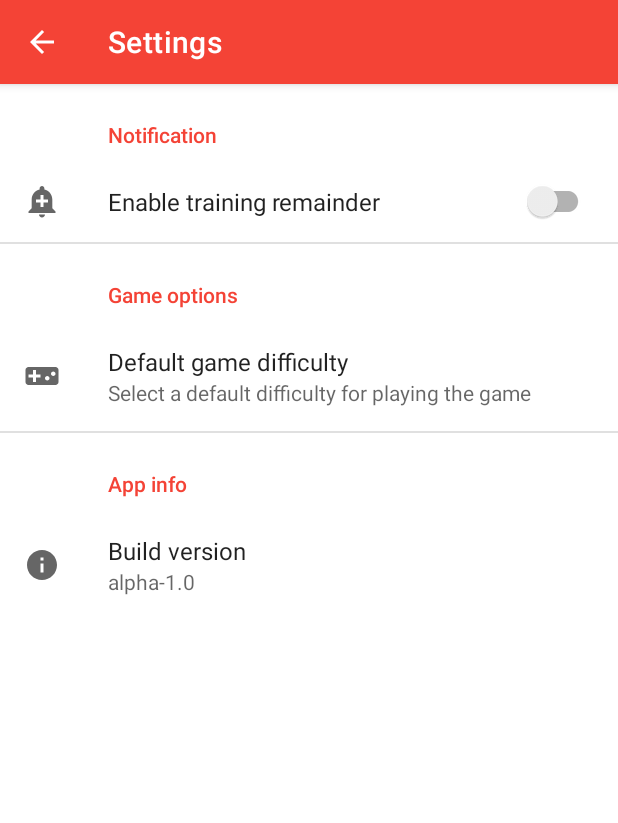
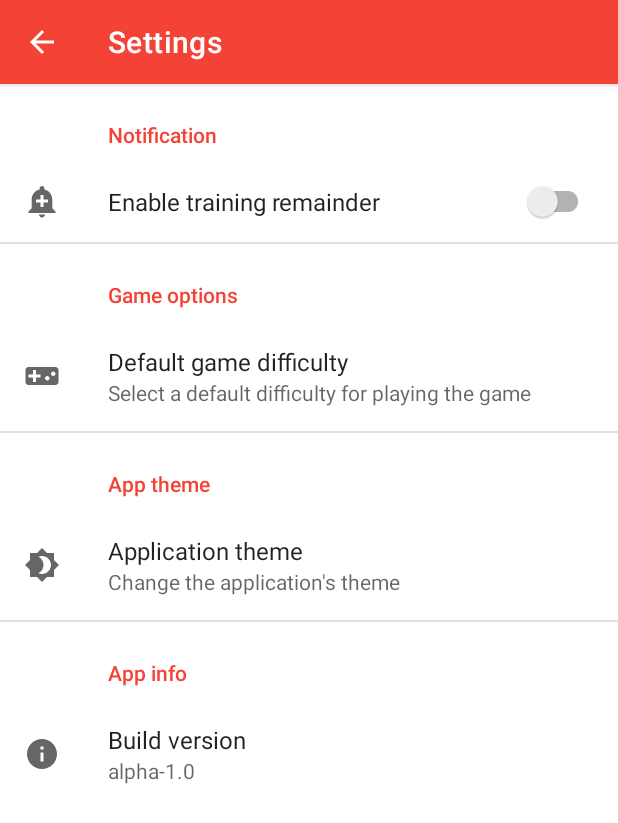
Before and after one commit to mathsemilio/hiragana-learner-randomizer, an Android app: the screen it shows after launch (SettingsActivity), after a tap on "Application Configuration icon", on a phone screen of 412 x 824 dp. Shown: the top 823 px of the screen. Run offline under Robolectric (Android 15) with nearby library versions, the phone set to English and light mode, and no system bars; our stand-ins replace androidx.preference.

Commit message:
App theme settings improved and moved to the SettingsActivity.kt. Code commentary, project organization and cleanup.

```diff
--- a/app/src/main/java/com/mathsemilio/hiraganalearner/data/HiraganaLettersList.kt
+++ b/app/src/main/java/com/mathsemilio/hiraganalearner/data/HiraganaLettersList.kt
@@ -2,7 +2,7 @@ package com.mathsemilio.hiraganalearner.data
 
 import com.mathsemilio.hiraganalearner.data.model.Hiragana
 
-// List of Hiragana Symbols and its associated Hepburn romanization
+// List of Hiragana Symbols and their associated Hepburn romanization
 val hiraganaLetters: List<Hiragana> = listOf(
     Hiragana(letter = "あ", romanization = "A"),
     Hiragana(letter = "い", romanization = "I"),
--- a/app/src/main/java/com/mathsemilio/hiraganalearner/ui/activity/MainActivity.kt
+++ b/app/src/main/java/com/mathsemilio/hiraganalearner/ui/activity/MainActivity.kt
@@ -4,6 +4,9 @@ import android.os.Bundle
 import androidx.appcompat.app.AppCompatActivity
 import com.mathsemilio.hiraganalearner.R
 
+/**
+ * Activity that hosts all the Game fragments.
+ */
 class MainActivity : AppCompatActivity() {
 
     override fun onCreate(savedInstanceState: Bundle?) {
--- a/app/src/main/java/com/mathsemilio/hiraganalearner/ui/activity/SettingsActivity.kt
+++ b/app/src/main/java/com/mathsemilio/hiraganalearner/ui/activity/SettingsActivity.kt
@@ -17,25 +17,28 @@ import com.mathsemilio.hiraganalearner.NotificationWorkManager
 import com.mathsemilio.hiraganalearner.R
 import com.mathsemilio.hiraganalearner.ui.activity.SettingsActivity.Companion.APP_BUILD_PREF_KEY
 import com.mathsemilio.hiraganalearner.ui.activity.SettingsActivity.Companion.APP_BUILD_VERSION
+import com.mathsemilio.hiraganalearner.ui.activity.SettingsActivity.Companion.APP_THEME_KEY
 import com.mathsemilio.hiraganalearner.ui.activity.SettingsActivity.Companion.CLEAR_PERFECT_SCORES_PREF_KEY
 import com.mathsemilio.hiraganalearner.ui.activity.SettingsActivity.Companion.NOTIFICATION_PREF_KEY
 import com.mathsemilio.hiraganalearner.ui.activity.SettingsActivity.Companion.TRAINING_NOTIFICATION_TAG
+import com.mathsemilio.hiraganalearner.ui.dialogFragment.AppThemeDialogFragment
 import com.mathsemilio.hiraganalearner.util.SharedPreferencesPerfectScores
 import kotlinx.android.synthetic.main.activity_settings.*
 import java.util.*
 import java.util.concurrent.TimeUnit
 
 /**
- * Activity class that hosts the Settings Fragment.
+ * Activity class that host the Settings Fragment.
  */
 class SettingsActivity : AppCompatActivity() {
 
     companion object {
         const val TRAINING_NOTIFICATION_TAG = "trainingNotification"
         const val APP_BUILD_VERSION = "alpha-1.0"
-        const val APP_BUILD_PREF_KEY = "appBuild"
         const val NOTIFICATION_PREF_KEY = "notification"
         const val CLEAR_PERFECT_SCORES_PREF_KEY = "clearPerfectScores"
+        const val APP_THEME_KEY = "appTheme"
+        const val APP_BUILD_PREF_KEY = "appBuild"
     }
 
     override fun onCreate(savedInstanceState: Bundle?) {
@@ -114,6 +117,10 @@ class SettingsFragment : PreferenceFragmentCompat(),
                     show()
                 }
             }
+            APP_THEME_KEY -> {
+                val appThemeDialogFragment = AppThemeDialogFragment()
+                appThemeDialogFragment.show(parentFragmentManager, "AppThemeDialog")
+            }
         }
 
         return super.onPreferenceTreeClick(preference)
@@ -145,8 +152,6 @@ class SettingsFragment : PreferenceFragmentCompat(),
                         getString(R.string.training_notification_toast_message_please_select_a_time_in_future),
                         Toast.LENGTH_LONG
                     ).show()
-
-                    return@OnTimeSetListener
                 }
 
                 updateTrainingNotificationTitle()
--- a/app/src/main/java/com/mathsemilio/hiraganalearner/util/SharedPreferencesAppTheme.kt
+++ b/app/src/main/java/com/mathsemilio/hiraganalearner/util/SharedPreferencesAppTheme.kt
@@ -3,10 +3,12 @@ package com.mathsemilio.hiraganalearner.util
 import android.content.Context
 import android.content.SharedPreferences
 
-private const val SHARED_PREF_APP_THEME = "appThemeSharedPreferences"
-private const val APP_THEME_KEY = "appTheme"
+class SharedPreferencesAppTheme(context: Context) {
 
-class SharedPreferencesAppTheme(context: Context) {
+    companion object {
+        const val SHARED_PREF_APP_THEME = "appThemeSharedPreferences"
+        const val APP_THEME_KEY = "appTheme"
+    }
 
     private val sharedPreferencesAppTheme: SharedPreferences =
         context.getSharedPreferences(SHARED_PREF_APP_THEME, 0)
--- a/app/src/main/res/values/strings.xml
+++ b/app/src/main/res/values/strings.xml
@@ -26,6 +26,9 @@
     <string name="clear_perfect_score_dialog_message">This action cannot be undone.</string>
     <string name="clear_perfect_score_dialog_positive_button_text">Clear</string>
     <string name="clear_perfect_score_dialog_negative_button_text">Cancel</string>
+    <string name="preference_category_title_app_theme">App theme</string>
+    <string name="preference_summary_app_theme">Change the application\'s theme</string>
+    <string name="preference_title_app_theme">Application theme</string>
     <string name="preference_title_app_build_version">Build version</string>
 
     <!-- Training Notifications strings -->
@@ -36,7 +39,6 @@
 
     <!-- Game Welcome Screen -->
     <string name="config_switch_icon">Application Configuration icon</string>
-    <string name="dark_theme_switch_icon_content_description">Dark theme switch icon</string>
     <string name="get_ready_to_associate">Get ready to associate…</string>
     <string name="hiragana_letters_and_romanizations">The Hiragana letters and their romanizations</string>
     <string name="select_a_difficulty_level">Select a difficulty level:</string>
@@ -57,6 +59,13 @@
     <string name="game_difficulty_score_screen">Game Difficulty</string>
     <string name="final_score">Final Score</string>
 
+    <!-- App theme dialog strings -->
+    <string name="app_theme_dialog_option_follow_system">Follow System</string>
+    <string name="app_theme_dialog_option_dark_theme">Dark theme</string>
+    <string name="app_theme_dialog_option_light_theme">Light theme</string>
+    <string name="app_theme_dialog_title">Select a option below:</string>
+    <string name="app_theme_dialog_negative_button_text">Cancel</string>
+
     <!-- Alert Dialog Correct answer strings -->
     <string name="alertDialogCorrectAnswer_title">Correct Answer!</string>
     <string name="alertDialogCorrectAnswer_msg">Well Done! Keep practicing!</string>
--- a/app/src/main/res/xml/app_settings.xml
+++ b/app/src/main/res/xml/app_settings.xml
@@ -27,7 +27,17 @@
             app:icon="@drawable/ic_baseline_delete_forever_24"
             app:key="clearPerfectScores"
             app:title="@string/preference_title_clear_perfect_scores"
-            tools:summary="Number of Perfect scores achieved: 6" />
+            tools:summary="Perfect scores achieved: 6" />
+
+    </PreferenceCategory>
+
+    <PreferenceCategory app:title="@string/preference_category_title_app_theme">
+
+        <Preference
+            app:icon="@drawable/ic_baseline_brightness_4_24"
+            app:key="appTheme"
+            app:summary="@string/preference_summary_app_theme"
+            app:title="@string/preference_title_app_theme" />
 
     </PreferenceCategory>
 
```
Also changed, not shown: app/src/main/java/com/mathsemilio/hiraganalearner/ui/dialogFragment/AppThemeDialogFragment.kt (added, +55 -0 lines), app/src/main/java/com/mathsemilio/hiraganalearner/ui/fragment/GameWelcomeScreen.kt (+5 -23 lines), app/src/main/java/com/mathsemilio/hiraganalearner/ui/fragment/MainGameScreen.kt (+87 -69 lines), app/src/main/res/layout/app_theme_dialog_layout.xml (added, +31 -0 lines), app/src/main/res/layout/game_welcome_screen.xml (+1 -13 lines), app/src/main/res/values/app_theme_array.xml (added, +8 -0 lines), 1 other file.
